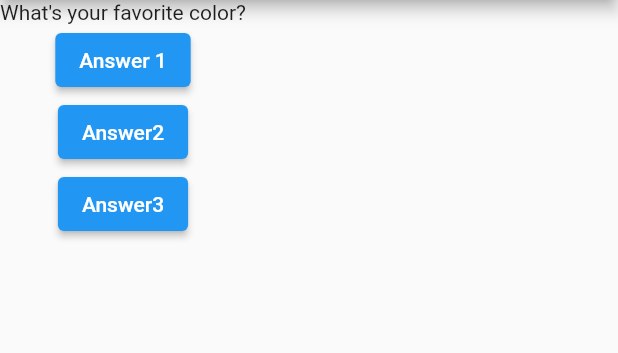
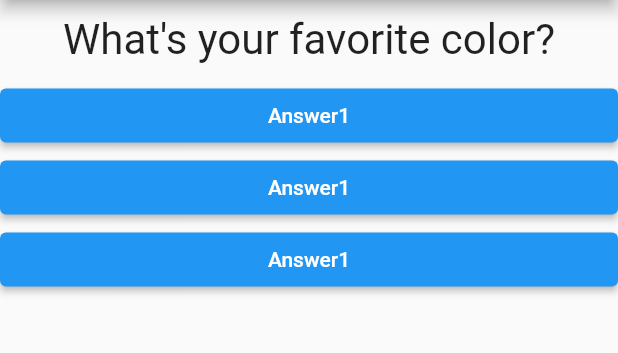
Before and after one commit to aptx113/quiz_app, a Flutter app: the screen it shows after launch, on a phone screen of 412 x 824 dp, the part 84-437 px from its top. Run offline on Flutter 3.47's test engine with Material 2 defaults, Android fonts, the phone set to English and light mode, and no system bars.

Commit message:
extract answer and question to widgets

```diff
--- /dev/null
+++ b/lib/answer.dart
@@ -0,0 +1,20 @@
+import 'package:flutter/material.dart';
+
+class Answer extends StatelessWidget {
+  const Answer({
+    Key? key,
+    required this.selectHandler,
+  }) : super(key: key);
+  final VoidCallback selectHandler;
+
+  @override
+  Widget build(BuildContext context) {
+    return Container(
+      width: double.infinity,
+      child: ElevatedButton(
+        child: Text('Answer1'),
+        onPressed: selectHandler,
+      ),
+    );
+  }
+}
--- a/lib/main.dart
+++ b/lib/main.dart
@@ -1,3 +1,5 @@
+import 'package:first_app/answer.dart';
+import 'package:first_app/question.dart';
 import 'package:flutter/material.dart';
 
 void main() => runApp(MyApp());
@@ -29,17 +31,10 @@ class _MyAppState extends State<MyApp> {
           ),
           body: Column(
             children: [
-              Text(question[_questionIndex]),
-              ElevatedButton(
-                  child: Text('Answer 1'), onPressed: _answerQuestion),
-              ElevatedButton(
-                child: Text('Answer2'),
-                onPressed: _answerQuestion,
-              ),
-              ElevatedButton(
-                child: Text('Answer3'),
-                onPressed: _answerQuestion,
-              )
+              Question(questionText: question[_questionIndex]),
+              Answer(selectHandler: _answerQuestion),
+              Answer(selectHandler: _answerQuestion),
+              Answer(selectHandler: _answerQuestion)
             ],
           )),
     );
--- /dev/null
+++ b/lib/question.dart
@@ -0,0 +1,18 @@
+import 'package:flutter/material.dart';
+
+class Question extends StatelessWidget {
+  const Question({
+    Key? key,
+    required this.questionText,
+  }) : super(key: key);
+
+  final String questionText;
+  @override
+  Widget build(BuildContext context) {
+    return Container(
+        width: double.infinity,
+        margin: EdgeInsets.all(10),
+        child: Text(questionText,
+            style: TextStyle(fontSize: 28), textAlign: TextAlign.center));
+  }
+}
```
